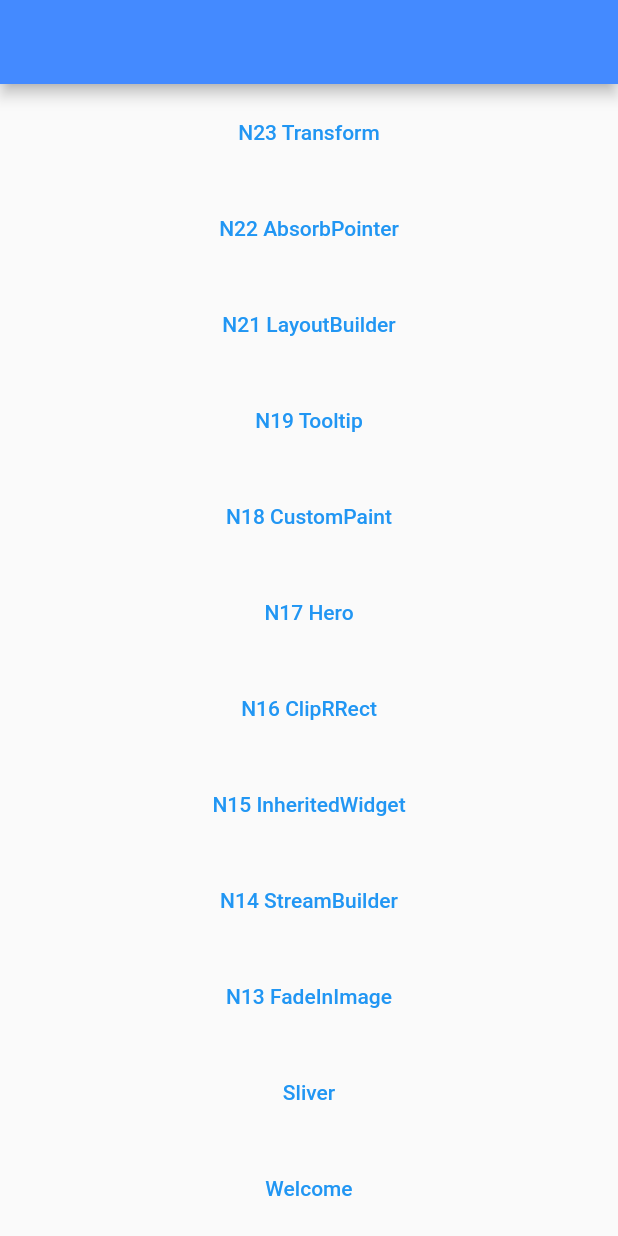
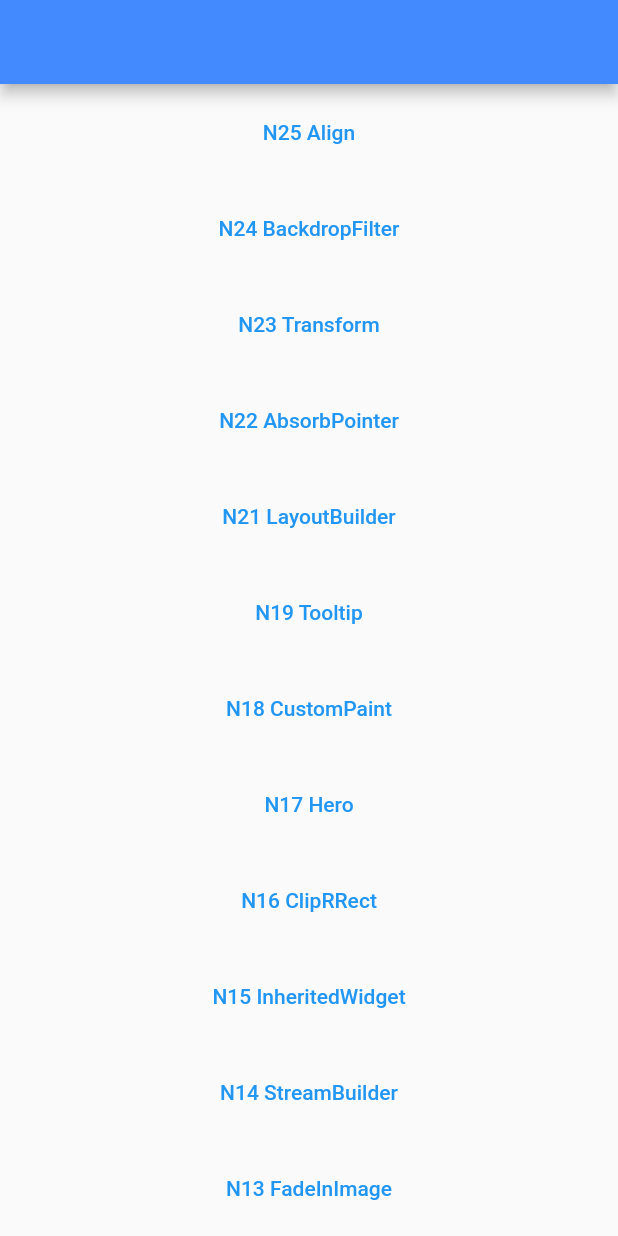
Before and after one commit to ychsue/my_flutter_test, a Flutter app: the screen it shows after launch, on a phone screen of 412 x 824 dp. Run offline on Flutter 3.47's test engine with Material 2 defaults, Android fonts, the light colour scheme and no system bars; our stand-ins replace bloc, flutter_bloc, get, transparent_image; Roboto replaces fonts that are missing (Georgia).

Commit message:
BackdropFilter, Align, Slider 與 .obs

```diff
--- a/lib/src/route/app_pages.dart
+++ b/lib/src/route/app_pages.dart
@@ -10,6 +10,8 @@ import 'package:test2/src/route/main_screens/n19_20_tooltip_fitted_box_screen.da
 import 'package:test2/src/route/main_screens/n21_layout_builder.dart';
 import 'package:test2/src/route/main_screens/n22_absorb_pointer.dart';
 import 'package:test2/src/route/main_screens/n23_transform.dart';
+import 'package:test2/src/route/main_screens/n24_backdrop_filter.dart';
+import 'package:test2/src/route/main_screens/n25/n25_align.dart';
 import 'package:test2/src/route/main_screens/sliver_screen.dart';
 import 'package:test2/src/route/main_screens/unknown_screen.dart';
 import 'package:test2/src/route/main_screens/welcome_screen.dart';
@@ -32,10 +34,20 @@ enum Routes {
   n21_layout_builder,
   n22_absorb_pointer,
   n23_transform,
+  n24_backdrop_filter,
+  n25_align,
 }
 
 abstract class AppPages {
   static final pages = [
+    GetPage(
+      name: Routes.n25_align.toLocation,
+      page: () => N25Align(),
+    ),
+    GetPage(
+      name: Routes.n24_backdrop_filter.toLocation,
+      page: () => N24BackdropFilterScreen(),
+    ),
     GetPage(
       name: Routes.n23_transform.toLocation,
       page: () => N23TransformScreen(),
--- a/lib/src/route/main_screens/get_home_screen.dart
+++ b/lib/src/route/main_screens/get_home_screen.dart
@@ -14,6 +14,20 @@ class GetHomeScreen extends StatelessWidget {
           child: Container(
         child: ListView(
           children: [
+            Container(
+              margin: EdgeInsets.all(8.0),
+              child: TextButton(
+                  onPressed: () =>
+                      Get.toNamed(Routes.n25_align.toLocation),
+                  child: Text("N25 Align")),
+            ),
+            Container(
+              margin: EdgeInsets.all(8.0),
+              child: TextButton(
+                  onPressed: () =>
+                      Get.toNamed(Routes.n24_backdrop_filter.toLocation),
+                  child: Text("N24 BackdropFilter")),
+            ),
             Container(
               margin: EdgeInsets.all(8.0),
               child: TextButton(
--- a/pubspec.yaml
+++ b/pubspec.yaml
@@ -52,6 +52,7 @@ flutter:
   # To add assets to your application, add an assets section, like this:
   assets:
     - assets/
+    - assets/images/tulip.jpg
   #   - images/a_dot_burr.jpeg
   #   - images/a_dot_ham.jpeg
 
```
Also changed, not shown: lib/src/route/main_screens/n24_backdrop_filter.dart (added, +43 -0 lines), lib/src/route/main_screens/n25/n25_align.dart (added, +39 -0 lines), 1 other file.
